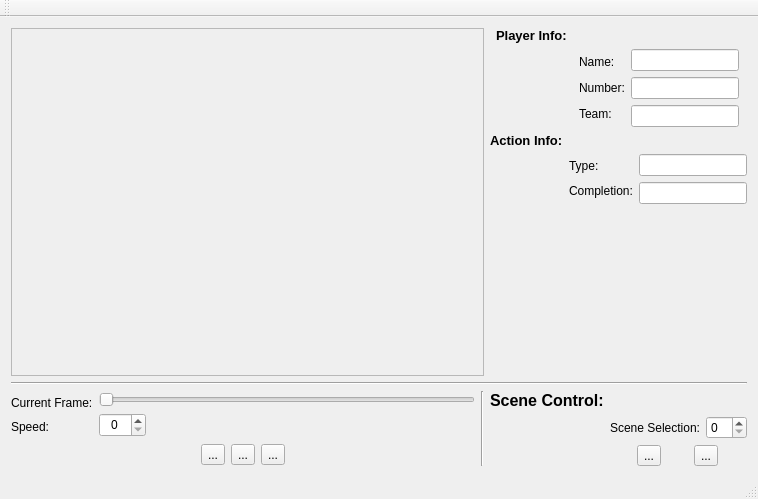
Before: the Qt Designer form aceval.ui in hzc9107/ACEII, drawn with Qt 5.
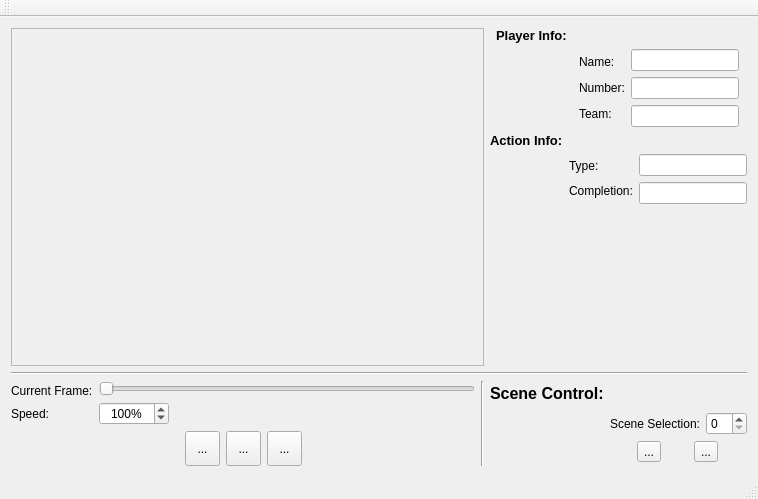
After: the same form once the commit is applied.

Diff of the .ui file:
```diff
--- a/aceval.ui
+++ b/aceval.ui
@@ -436,7 +436,7 @@
               </property>
               <property name="maximumSize">
                <size>
-                <width>47</width>
+                <width>70</width>
                 <height>24</height>
                </size>
               </property>
@@ -444,7 +444,13 @@
                <set>Qt::AlignCenter</set>
               </property>
               <property name="suffix">
-               <string notr="true" extracomment="%"/>
+               <string notr="true" extracomment="%">%</string>
+              </property>
+              <property name="maximum">
+               <number>9999</number>
+              </property>
+              <property name="value">
+               <number>100</number>
               </property>
              </widget>
             </item>
@@ -469,6 +475,12 @@
           </item>
           <item>
            <widget class="QToolButton" name="toolButton_3">
+            <property name="minimumSize">
+             <size>
+              <width>35</width>
+              <height>35</height>
+             </size>
+            </property>
             <property name="text">
              <string>...</string>
             </property>
@@ -476,6 +488,12 @@
           </item>
           <item>
            <widget class="QToolButton" name="toolButton_4">
+            <property name="minimumSize">
+             <size>
+              <width>35</width>
+              <height>35</height>
+             </size>
+            </property>
             <property name="text">
              <string>...</string>
             </property>
@@ -483,6 +501,12 @@
           </item>
           <item>
            <widget class="QToolButton" name="toolButton_5">
+            <property name="minimumSize">
+             <size>
+              <width>35</width>
+              <height>35</height>
+             </size>
+            </property>
             <property name="text">
              <string>...</string>
             </property>
```
Left out of the diff: 3 changed lines with no effect on the pictures.
